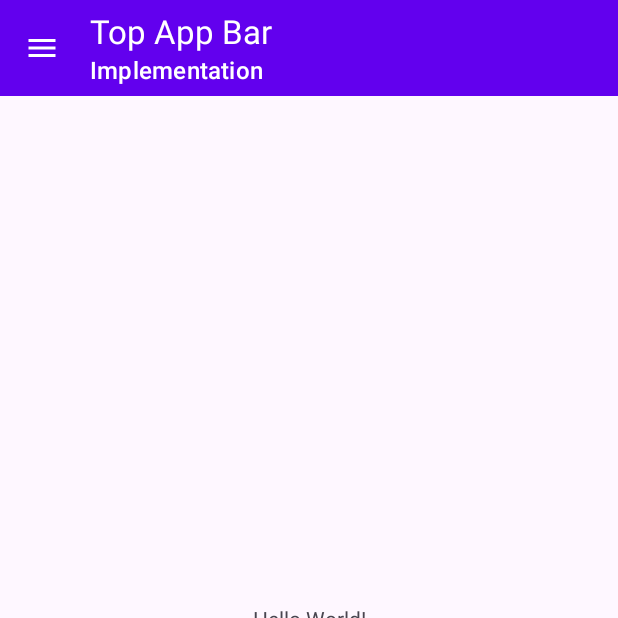
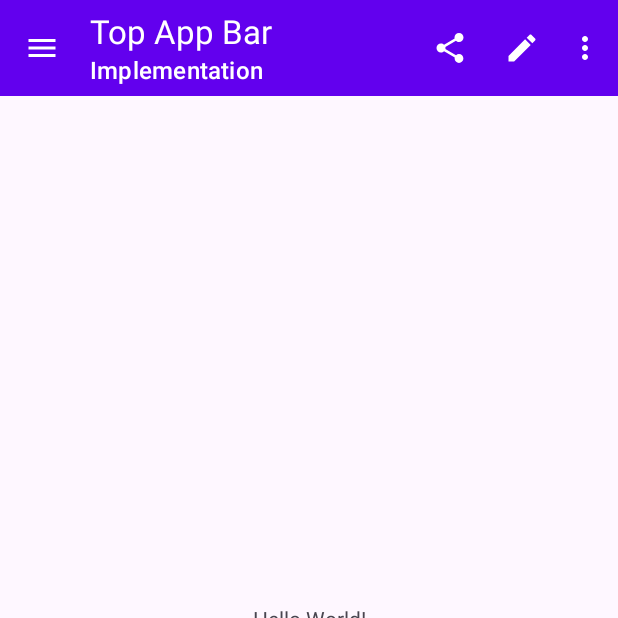
Before and after one commit to kelvs-ricafort/TopAppBar, an Android app: the screen it shows after launch (MainActivity), on a phone screen of 412 x 824 dp, the top half of it. Run offline under Robolectric (Android 15) with nearby library versions, the phone set to English and light mode, and no system bars.

Commit message:
Add Menu Itens

```diff
--- a/app/src/main/java/com/newtechieblog/wordpress/views/topappbar/MainActivity.java
+++ b/app/src/main/java/com/newtechieblog/wordpress/views/topappbar/MainActivity.java
@@ -1,14 +1,52 @@
 package com.newtechieblog.wordpress.views.topappbar;
 
 import androidx.appcompat.app.AppCompatActivity;
+import androidx.appcompat.content.res.AppCompatResources;
+import androidx.appcompat.widget.Toolbar;
 
 import android.os.Bundle;
+import android.view.MenuItem;
+import android.view.View;
+import android.widget.Toast;
+
+import com.google.android.material.appbar.MaterialToolbar;
 
 public class MainActivity extends AppCompatActivity {
+
+    MaterialToolbar toolbar;
 
     @Override
     protected void onCreate(Bundle savedInstanceState) {
         super.onCreate(savedInstanceState);
         setContentView(R.layout.activity_main);
+
+        toolbar = findViewById(R.id.toolbar);
+
+        toolbar.setOverflowIcon(AppCompatResources.getDrawable(this, R.drawable.baseline_more_vert_24));
+
+        toolbar.setNavigationOnClickListener(new View.OnClickListener() {
+            @Override
+            public void onClick(View v) {
+                Toast.makeText(getApplicationContext(), "Navigation icon is clicked", Toast.LENGTH_SHORT).show();
+
+            }
+        });
+
+        toolbar.setOnMenuItemClickListener(new Toolbar.OnMenuItemClickListener() {
+            @Override
+            public boolean onMenuItemClick(MenuItem item) {
+
+                if (item.getItemId() == R.id.share) {
+                    Toast.makeText(getApplicationContext(), "Share Icon clicked", Toast.LENGTH_SHORT).show();
+                } else if (item.getItemId() == R.id.edit) {
+                    Toast.makeText(getApplicationContext(), "Edit Icon clicked", Toast.LENGTH_SHORT).show();
+                } else if (item.getItemId() == R.id.settings) {
+                    Toast.makeText(getApplicationContext(), "Settings Icon clicked", Toast.LENGTH_SHORT).show();
+                } else if (item.getItemId() == R.id.signOut) {
+                    Toast.makeText(getApplicationContext(), "Sign Out clicked", Toast.LENGTH_SHORT).show();
+                }
+                return true;
+            }
+        });
     }
 }
--- /dev/null
+++ b/app/src/main/res/drawable/baseline_edit_24.xml
@@ -0,0 +1,5 @@
+<vector android:height="24dp" android:tint="?attr/colorOnPrimary"
+    android:viewportHeight="24" android:viewportWidth="24"
+    android:width="24dp" xmlns:android="http://schemas.android.com/apk/res/android">
+    <path android:fillColor="@android:color/white" android:pathData="M3,17.25V21h3.75L17.81,9.94l-3.75,-3.75L3,17.25zM20.71,7.04c0.39,-0.39 0.39,-1.02 0,-1.41l-2.34,-2.34c-0.39,-0.39 -1.02,-0.39 -1.41,0l-1.83,1.83 3.75,3.75 1.83,-1.83z"/>
+</vector>
--- /dev/null
+++ b/app/src/main/res/drawable/baseline_more_vert_24.xml
@@ -0,0 +1,5 @@
+<vector android:height="24dp" android:tint="?attr/colorOnPrimary"
+    android:viewportHeight="24" android:viewportWidth="24"
+    android:width="24dp" xmlns:android="http://schemas.android.com/apk/res/android">
+    <path android:fillColor="@android:color/white" android:pathData="M12,8c1.1,0 2,-0.9 2,-2s-0.9,-2 -2,-2 -2,0.9 -2,2 0.9,2 2,2zM12,10c-1.1,0 -2,0.9 -2,2s0.9,2 2,2 2,-0.9 2,-2 -0.9,-2 -2,-2zM12,16c-1.1,0 -2,0.9 -2,2s0.9,2 2,2 2,-0.9 2,-2 -0.9,-2 -2,-2z"/>
+</vector>
--- /dev/null
+++ b/app/src/main/res/drawable/baseline_share_24.xml
@@ -0,0 +1,5 @@
+<vector android:height="24dp" android:tint="?attr/colorOnPrimary"
+    android:viewportHeight="24" android:viewportWidth="24"
+    android:width="24dp" xmlns:android="http://schemas.android.com/apk/res/android">
+    <path android:fillColor="@android:color/white" android:pathData="M18,16.08c-0.76,0 -1.44,0.3 -1.96,0.77L8.91,12.7c0.05,-0.23 0.09,-0.46 0.09,-0.7s-0.04,-0.47 -0.09,-0.7l7.05,-4.11c0.54,0.5 1.25,0.81 2.04,0.81 1.66,0 3,-1.34 3,-3s-1.34,-3 -3,-3 -3,1.34 -3,3c0,0.24 0.04,0.47 0.09,0.7L8.04,9.81C7.5,9.31 6.79,9 6,9c-1.66,0 -3,1.34 -3,3s1.34,3 3,3c0.79,0 1.5,-0.31 2.04,-0.81l7.12,4.16c-0.05,0.21 -0.08,0.43 -0.08,0.65 0,1.61 1.31,2.92 2.92,2.92 1.61,0 2.92,-1.31 2.92,-2.92s-1.31,-2.92 -2.92,-2.92z"/>
+</vector>
--- a/app/src/main/res/layout/activity_main.xml
+++ b/app/src/main/res/layout/activity_main.xml
@@ -15,6 +15,7 @@
         app:layout_constraintTop_toTopOf="parent">
 
         <com.google.android.material.appbar.MaterialToolbar
+            android:id="@+id/toolbar"
             android:layout_width="match_parent"
             android:layout_height="wrap_content"
             app:title="Top App Bar"
@@ -23,7 +24,7 @@
             app:subtitleTextColor="?attr/colorOnPrimary"
             app:navigationIcon="@drawable/baseline_menu_24"
             app:navigationIconTint="?attr/colorOnPrimary"
-            />
+            app:menu="@menu/toolbar_menu"/>
 
     </com.google.android.material.appbar.AppBarLayout>
 
--- /dev/null
+++ b/app/src/main/res/menu/toolbar_menu.xml
@@ -0,0 +1,29 @@
+<?xml version="1.0" encoding="utf-8"?>
+<menu xmlns:app="http://schemas.android.com/apk/res-auto"
+    xmlns:android="http://schemas.android.com/apk/res/android">
+
+    <item
+        android:id="@+id/share"
+        android:layout_width="wrap_content"
+        android:layout_height="wrap_content"
+        android:icon="@drawable/baseline_share_24"
+        android:title="Share"
+        app:showAsAction="always" />
+    <item
+        android:id="@+id/edit"
+        android:layout_width="wrap_content"
+        android:layout_height="wrap_content"
+        android:icon="@drawable/baseline_edit_24"
+        android:title="Edit"
+        app:showAsAction="always" />
+    <item
+        android:id="@+id/settings"
+        android:layout_width="wrap_content"
+        android:layout_height="wrap_content"
+        android:title="Settings" />
+    <item
+        android:id="@+id/signOut"
+        android:layout_width="wrap_content"
+        android:layout_height="wrap_content"
+        android:title="Sign Out" />
+</menu>
```
